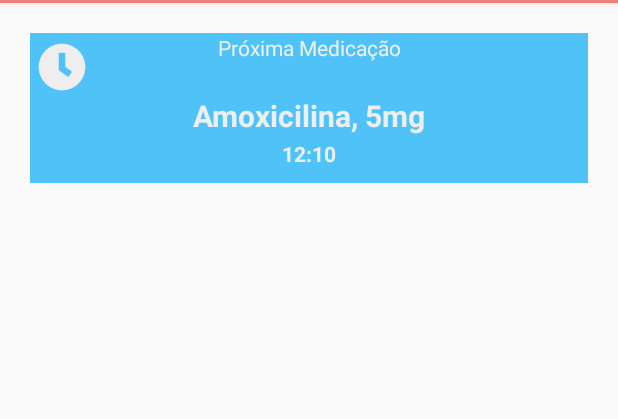
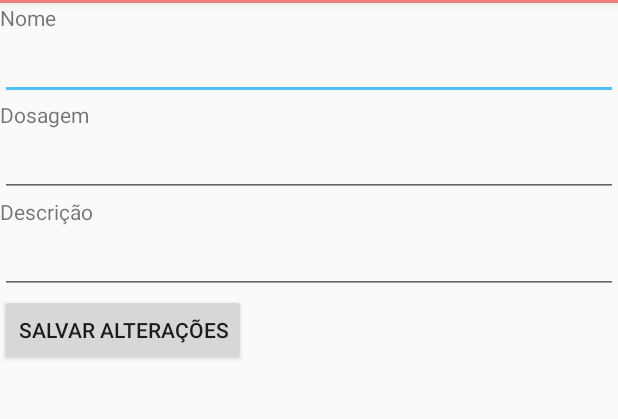
Before and after one commit to Kasama/HealthPal, an Android app: the screen it shows after launch (MainActivity before the commit, EditMedicineActivity after it), after a tap on an icon or button, on a phone screen of 412 x 824 dp, the part 81-500 px from its top. Run offline under Robolectric (Android 15) with nearby library versions, the phone set to English and light mode, and no system bars; our stand-ins replace Room's generated code.

Commit message:
Created Activity to add medicines

```diff
--- a/app/build.gradle
+++ b/app/build.gradle
@@ -28,6 +28,7 @@ dependencies {
     implementation 'com.android.support.constraint:constraint-layout:1.1.0'
     implementation 'com.evernote:android-job:1.2.4'
     implementation 'android.arch.persistence.room:runtime:1.1.1'
+    implementation 'com.android.support:design:27.1.1'
     annotationProcessor 'android.arch.persistence.room:compiler:1.1.1'
     testImplementation 'junit:junit:4.12'
     androidTestImplementation 'com.android.support.test:runner:1.0.2'
--- a/app/src/main/AndroidManifest.xml
+++ b/app/src/main/AndroidManifest.xml
@@ -16,7 +16,8 @@
                 <category android:name="android.intent.category.LAUNCHER" />
             </intent-filter>
         </activity>
-        <activity android:name=".CreateAlarm" />
+        <activity android:name=".EditMedicineActivity" />
+        <activity android:name=".EditAlarmActivity"></activity>
     </application>
 
 </manifest>
--- a/app/src/main/java/br/usp/icmc/healthpal/healthpal/CreateAlarm.java
+++ b/app/src/main/java/br/usp/icmc/healthpal/healthpal/EditAlarmActivity.java
@@ -3,11 +3,11 @@ package br.usp.icmc.healthpal.healthpal;
 import android.support.v7.app.AppCompatActivity;
 import android.os.Bundle;
 
-public class CreateAlarm extends AppCompatActivity {
+public class EditAlarmActivity extends AppCompatActivity {
 
     @Override
     protected void onCreate(Bundle savedInstanceState) {
         super.onCreate(savedInstanceState);
-        setContentView(R.layout.activity_create_alarm);
+        setContentView(R.layout.activity_edit_alarm);
     }
 }
--- /dev/null
+++ b/app/src/main/java/br/usp/icmc/healthpal/healthpal/EditMedicineActivity.java
@@ -0,0 +1,66 @@
+package br.usp.icmc.healthpal.healthpal;
+
+import android.annotation.SuppressLint;
+import android.content.Intent;
+import android.os.AsyncTask;
+import android.support.v7.app.AppCompatActivity;
+import android.os.Bundle;
+import android.view.View;
+import android.widget.Button;
+import android.widget.EditText;
+
+import br.usp.icmc.healthpal.healthpal.database.Database;
+import br.usp.icmc.healthpal.healthpal.database.Medicine;
+
+public class EditMedicineActivity extends AppCompatActivity {
+
+    private EditText name;
+    private EditText description;
+    private EditText dosage;
+    private Button save;
+
+    private Database db;
+
+    @Override
+    protected void onCreate(Bundle savedInstanceState) {
+        super.onCreate(savedInstanceState);
+        setContentView(R.layout.activity_create_medicine);
+
+        this.db = Database.getInstance(this);
+
+        this.name = findViewById(R.id.medicineName);
+        this.description = findViewById(R.id.medicineDescription);
+        this.dosage = findViewById(R.id.medicineDosage);
+        this.save = findViewById(R.id.medicineSaveButton);
+    }
+
+    public void handleCancel(View view) {
+        Intent intent = new Intent(this, MainActivity.class);
+        this.startActivity(intent);
+    }
+
+    public void handleSave(View view) {
+        @SuppressLint("StaticFieldLeak")
+        AsyncTask<Void, Void, Void> save = new AsyncTask<Void, Void, Void>() {
+            @Override
+            protected Void doInBackground(Void... voids) {
+                String name = EditMedicineActivity.this.name.getText().toString();
+                String description = EditMedicineActivity.this.description.getText().toString();
+                String dosage = EditMedicineActivity.this.dosage.getText().toString();
+
+                Medicine medicine = new Medicine(name, description, dosage, 0);
+
+                db.medicineDao().insert(medicine);
+
+                return null;
+            }
+
+            @Override
+            protected void onPostExecute(Void aVoid) {
+                super.onPostExecute(aVoid);
+                handleCancel(view);
+            }
+        };
+        save.execute();
+    }
+}
--- a/app/src/main/java/br/usp/icmc/healthpal/healthpal/MainActivity.java
+++ b/app/src/main/java/br/usp/icmc/healthpal/healthpal/MainActivity.java
@@ -1,14 +1,8 @@
 package br.usp.icmc.healthpal.healthpal;
 
-import android.app.AlarmManager;
-import android.app.PendingIntent;
 import android.content.Intent;
 import android.support.v7.app.AppCompatActivity;
 import android.os.Bundle;
-import android.util.Log;
-import android.widget.Toast;
-
-import java.util.Calendar;
 
 import br.usp.icmc.healthpal.healthpal.Alarm.AlarmHandler;
 import br.usp.icmc.healthpal.healthpal.components.DashboardCard;
@@ -27,11 +21,13 @@ public class MainActivity extends AppCompatActivity {
         DashboardCard card = findViewById(R.id.dashicon);
 
         card.setOnClickListener((e) -> {
-            this.handler.setAlarm(
-                    System.currentTimeMillis() + (30 * 1000),
-                    1, 1,
-                    CreateAlarm.class
-            );
+            Intent i = new Intent(MainActivity.this, EditMedicineActivity.class);
+            MainActivity.this.startActivity(i);
+//            this.handler.setAlarm(
+//                    System.currentTimeMillis() + (30 * 1000),
+//                    1, 1,
+//                    MainActivity.class
+//            );
         });
 
     }
--- /dev/null
+++ b/app/src/main/res/layout/activity_create_medicine.xml
@@ -0,0 +1,61 @@
+<?xml version="1.0" encoding="utf-8"?>
+<LinearLayout xmlns:android="http://schemas.android.com/apk/res/android"
+    xmlns:tools="http://schemas.android.com/tools"
+    android:layout_width="match_parent"
+    android:layout_height="match_parent"
+    tools:context=".EditMedicineActivity"
+    android:orientation="vertical">
+
+    <TextView
+        android:layout_width="match_parent"
+        android:layout_height="wrap_content"
+        android:labelFor="@id/medicineName"
+        android:id="@+id/medicineNameLabel"
+        android:text="@string/name"
+        android:contentDescription="@string/medicine_name_desc"
+        />
+    <EditText
+        android:layout_width="match_parent"
+        android:layout_height="wrap_content"
+        android:id="@+id/medicineName"
+        android:inputType="textAutoComplete"
+        />
+
+    <TextView
+        android:layout_width="match_parent"
+        android:layout_height="wrap_content"
+        android:labelFor="@id/medicineDosage"
+        android:text="@string/dosage"
+        android:id="@+id/medicineDosageLabel"
+        android:contentDescription="@string/medicine_dosage_desc"
+        />
+    <EditText
+        android:layout_width="match_parent"
+        android:layout_height="wrap_content"
+        android:id="@+id/medicineDosage"
+        android:inputType="text"
+        />
+
+    <TextView
+        android:layout_width="match_parent"
+        android:layout_height="wrap_content"
+        android:labelFor="@id/medicineDescription"
+        android:text="@string/description"
+        android:id="@+id/medicineDescriptionLabel"
+        />
+    <EditText
+        android:layout_width="match_parent"
+        android:layout_height="wrap_content"
+        android:id="@+id/medicineDescription"
+        android:inputType="text"
+        />
+
+    <Button
+        android:layout_width="wrap_content"
+        android:layout_height="wrap_content"
+        android:id="@+id/medicineSaveButton"
+        android:text="@string/save"
+        android:onClick="handleSave"
+        />
+
+</LinearLayout>
--- /dev/null
+++ b/app/src/main/res/values/dimens.xml
@@ -0,0 +1,3 @@
+<resources>
+    <dimen name="fab_margin">16dp</dimen>
+</resources>
--- a/app/src/main/res/values/strings.xml
+++ b/app/src/main/res/values/strings.xml
@@ -1,3 +1,11 @@
 <resources>
     <string name="app_name">Health Pal</string>
+    <string name="title_activity_edit_medicine">EditMedicine</string>
+    <string name="name">Nome</string>
+    <string name="medicine_name_desc">Digite o nome do medicamento</string>
+    <string name="dosage">Dosagem</string>
+    <string name="medicine_dosage_desc">Descreva a dosagem do remédio</string>
+    <string name="description">Descrição</string>
+    <string name="medicine_description_desc">Escreva a descrição de uso da medicação</string>
+    <string name="save">Salvar Alterações</string>
 </resources>
```
Also changed, not shown: app/src/main/java/br/usp/icmc/healthpal/healthpal/database/Alarm.java (+10 -6 lines), app/src/main/java/br/usp/icmc/healthpal/healthpal/database/TimestampConversor.java (added, +33 -0 lines), app/src/main/res/layout/activity_edit_alarm.xml (renamed from app/src/main/res/layout/activity_create_alarm.xml, +1 -8 lines), app/src/main/res/values/styles.xml (+9 -0 lines).
